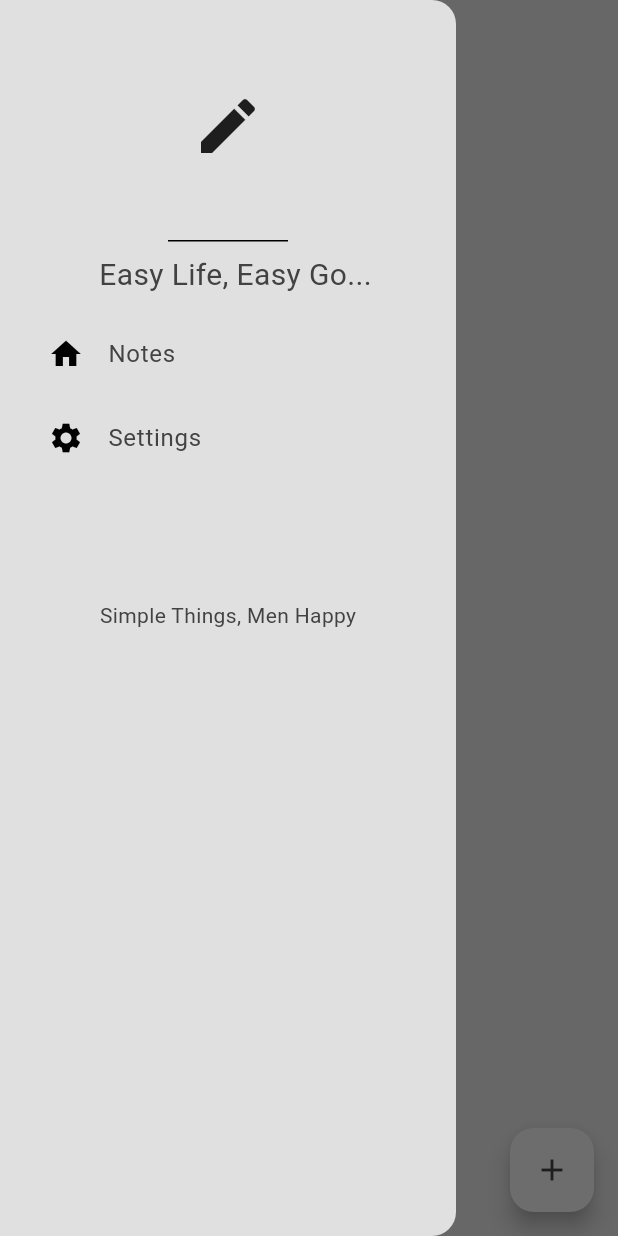
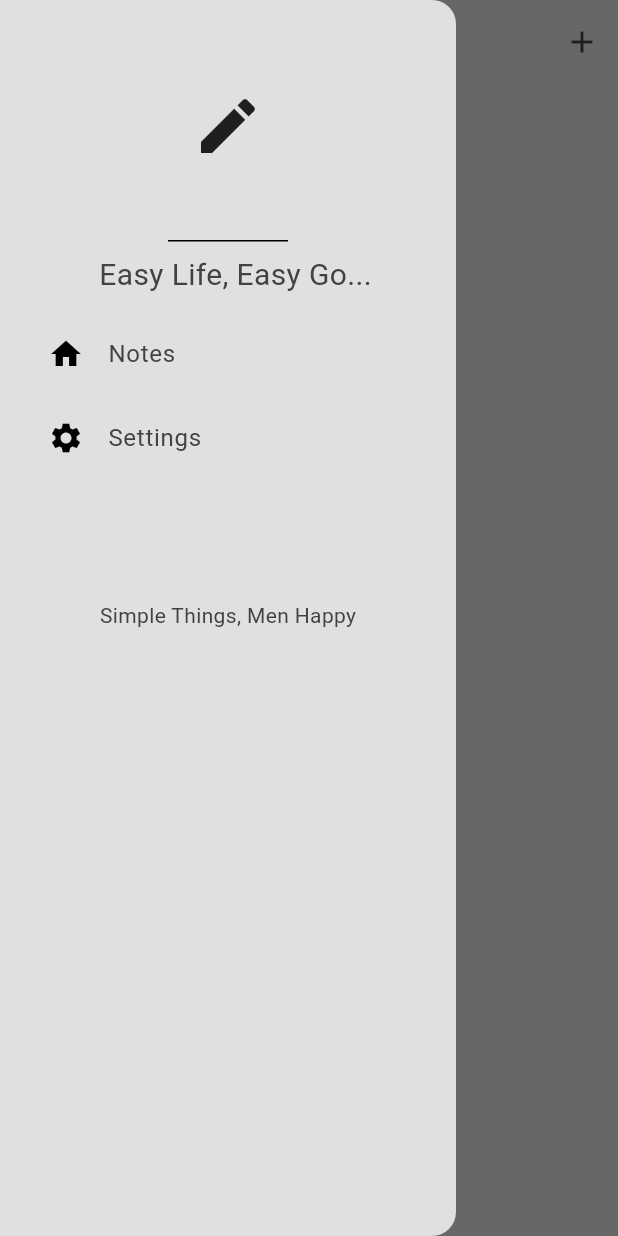
Before and after one commit to leongiscoding/flutter_note_app, a Flutter app: the screen it shows after launch, with the side drawer open, on a phone screen of 412 x 824 dp. Run offline on Flutter 3.47's test engine with Material 3 defaults, Android fonts, the phone set to English and light mode, and no system bars; our stand-ins replace google_fonts, isar, popover, shared_preferences; accounts and stored records are empty; generated files the repository leaves out were written again.

Commit message:
UI Enhancement (#6)

```diff
--- a/lib/components/drawer_tile.dart
+++ b/lib/components/drawer_tile.dart
@@ -1,4 +1,5 @@
 import 'package:flutter/material.dart';
+import 'package:google_fonts/google_fonts.dart';
 
 class DrawerTile extends StatelessWidget {
   final String title;
@@ -19,7 +20,7 @@ class DrawerTile extends StatelessWidget {
       child: ListTile(
         title: Text(
           title,
-          style: TextStyle(
+          style: GoogleFonts.dmSerifText(
             color: Theme.of(context).colorScheme.inversePrimary,
           ),),
         leading: leading,
--- a/lib/pages/note_page.dart
+++ b/lib/pages/note_page.dart
@@ -159,15 +159,13 @@ void deleteNote(int id){
         elevation: 0,
         backgroundColor: Colors.transparent,
         foregroundColor: Theme.of(context).colorScheme.inversePrimary,
-      ),
-
-      floatingActionButton: FloatingActionButton(
-        backgroundColor: Theme.of(context).colorScheme.primary,
+        actions: <Widget>[
+          IconButton(
               onPressed: createNote,
-        child:  Icon(
-          Icons.add,
+              icon: const Icon(Icons.add),
               color: Theme.of(context).colorScheme.inversePrimary,
           ),
+        ],
       ),
       drawer: const MyDrawer(),
 
@@ -176,15 +174,20 @@ void deleteNote(int id){
         crossAxisAlignment: CrossAxisAlignment.start,
         children: [
           // Make Heading 2
+          Row(
+            children: [
               Padding(
                 padding: const EdgeInsets.only(left: 25.0),
                 child: Text(
-              "Notes",
+                  "Pigeon Notes",
                   style: GoogleFonts.dmSerifText(
-                  fontSize: 48,
+                      fontSize: 38,
                       color: Theme.of(context).colorScheme.inversePrimary
                   ),
                 ),
+              ),
+              const Icon(Icons.book,color: Colors.orange)
+            ],
           ),
 
           // List of Notes
--- a/pubspec.yaml
+++ b/pubspec.yaml
@@ -45,6 +45,7 @@ dependencies:
   shared_preferences: ^2.2.2
   popover: ^0.2.8+2
   super_tooltip: ^2.0.7
+  win32: ^5.10.0
 
 dev_dependencies:
   flutter_launcher_icons: ^0.13.1
```
Also changed, not shown: lib/components/note_tile.dart (+33 -15 lines), pubspec.lock, 3 other files. Lines whose indentation alone changed are shown as unchanged.
